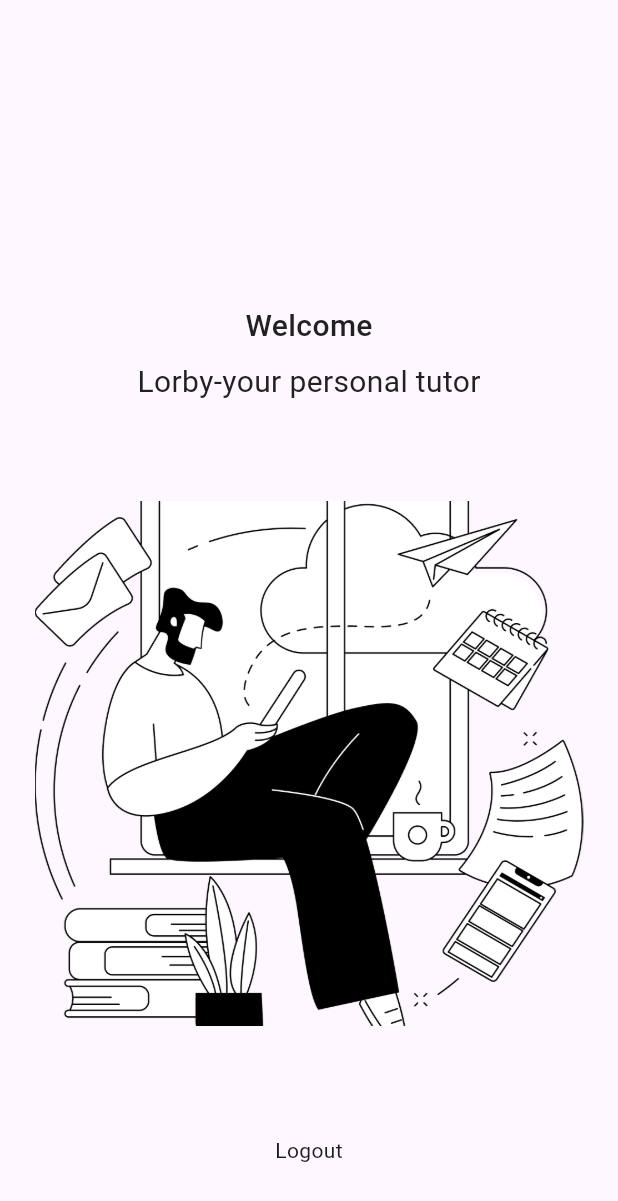
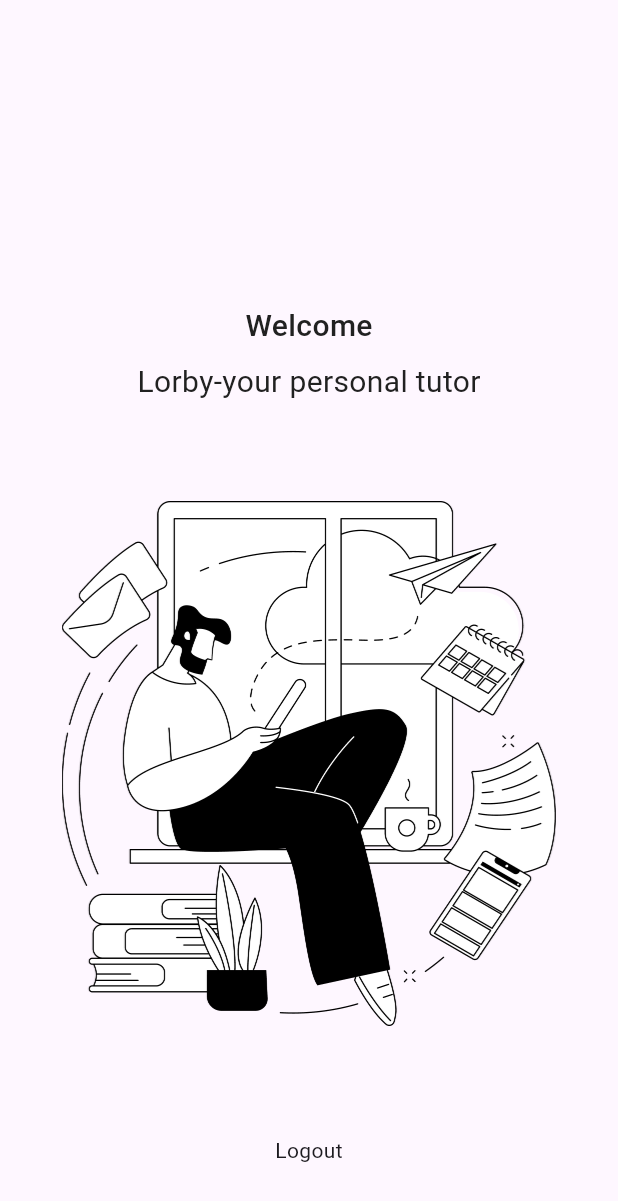
Before and after one commit to muzaffarxoja/auth_fire, a Flutter app: the VerifyEmailView screen opened by its route, on a phone screen of 412 x 824 dp. Shown: the top 1201 px of the screen. Run offline on Flutter 3.47's test engine with Material 3 defaults, Android fonts, the phone set to English and light mode, and no system bars; our stand-ins replace firebase_auth, firebase_core, go_router; accounts and stored records are empty.

Commit message:
add some update

```diff
--- a/lib/main.dart
+++ b/lib/main.dart
@@ -1,3 +1,8 @@
+import 'package:flutter/material.dart';
+import 'package:provider/provider.dart';
+import 'package:go_router/go_router.dart';
+import 'package:firebase_core/firebase_core.dart';
+
 import 'viewmodels/verify_email_viewmodel.dart';
 import 'views/verify_email_view.dart';
 import 'viewmodels/sign_in_out_viewmodel.dart';
@@ -6,11 +11,6 @@ import 'views/sign_up_view.dart';
 import 'views/splash_screeen_view.dart';
 import 'views/sign_in_view.dart';
 import 'views/home_view.dart';
-
-import 'package:flutter/material.dart';
-import 'package:provider/provider.dart';
-import 'package:go_router/go_router.dart';
-import 'package:firebase_core/firebase_core.dart';
 
 const String login_page = '/login_page';
 const String register_page = '/register_page';
@@ -55,7 +55,7 @@ Future main() async {
       ChangeNotifierProvider(create: (_) => RegisterViewModel()),
       ChangeNotifierProvider(create: (_) => VerifyEmailViewModel()),
     ],
-    child: MyApp(),
+    child: const MyApp(),
   ),
 
 
@@ -63,6 +63,8 @@ Future main() async {
 }
 
 class MyApp extends StatelessWidget {
+  const MyApp({super.key});
+
   @override
   Widget build(BuildContext context) {
     return MaterialApp.router(
--- a/lib/viewmodels/verify_email_viewmodel.dart
+++ b/lib/viewmodels/verify_email_viewmodel.dart
@@ -12,7 +12,7 @@ class VerifyEmailViewModel with ChangeNotifier {
 
     if (!isEmailVerified) {
       sendVerificationEmail();
-      timer = Timer.periodic(Duration(seconds: 3), (_) => checkEmailVerified());
+      timer = Timer.periodic(const Duration(seconds: 3), (_) => checkEmailVerified());
     }
   }
 
@@ -32,7 +32,7 @@ class VerifyEmailViewModel with ChangeNotifier {
 
       canResendEmail = false;
       notifyListeners();
-      await Future.delayed(Duration(seconds: 30));
+      await Future.delayed(const Duration(seconds: 30));
       canResendEmail = true;
       notifyListeners();
 
--- a/lib/widgets/splash_screen_widget.dart
+++ b/lib/widgets/splash_screen_widget.dart
@@ -1,12 +1,17 @@
 import 'package:flutter/material.dart';
 
 class CustomSplashScreen extends StatelessWidget {
-
   final String text1;
   final String text2;
   final double text1Size;
 
-  CustomSplashScreen({required this.text1, required this.text1Size, required this.text2});
+  const CustomSplashScreen({
+    super.key,
+    required this.text1,
+    required this.text1Size,
+    required this.text2,
+  });
+
   @override
   Widget build(BuildContext context) {
     return Padding(
@@ -14,37 +19,33 @@ class CustomSplashScreen extends StatelessWidget {
       child: Column(
         crossAxisAlignment: CrossAxisAlignment.center,
         children: [
-            SizedBox(height: 180),
+          const SizedBox(height: 180),
           Text(
             text1,
             style: TextStyle(
               fontSize: text1Size,
               fontWeight: FontWeight.w500,
-                color: Color(0xff212121),
+              color: const Color(0xff212121),
             ),
           ),
-            SizedBox(height: 8),
+          const SizedBox(height: 8),
           Text(
             text2,
-              style: TextStyle(
+            style: const TextStyle(
               fontSize: 20,
               fontWeight: FontWeight.w400,
               color: Color(0xff212121),
             ),
           ),
-            SizedBox(height: 65),
-            Container(
+          const SizedBox(height: 65),
+          Image.asset(
+            'assets/images/splash_image.png',
             height: 350,
             width: double.maxFinite,
-              child: Image(
-                fit: BoxFit.cover,
-                image: AssetImage('assets/images/splash_image.png'),
+            fit: BoxFit.contain,
           ),
-            )
-
         ],
       ),
     );
-
   }
 }
--- a/pubspec.yaml
+++ b/pubspec.yaml
@@ -19,7 +19,7 @@ publish_to: 'none' # Remove this line if you wish to publish to pub.dev
 version: 1.0.0+1
 
 environment:
-  sdk: '>=3.4.4 <4.0.0'
+  sdk: '>=3.4.3 <4.0.0'
 
 # Dependencies specify other packages that your package needs in order to work.
 # To automatically upgrade your package dependencies to the latest versions
```
Also changed, not shown: lib/views/home_view.dart (+31 -23 lines), pubspec.lock, 7 other files. Lines whose indentation alone changed are shown as unchanged.
